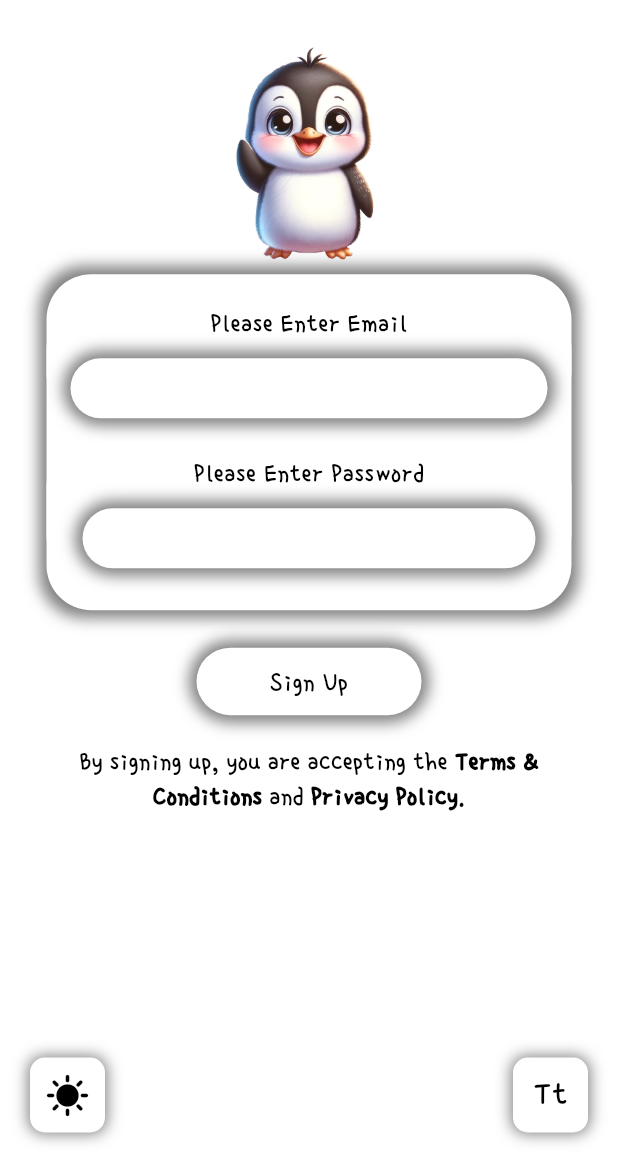
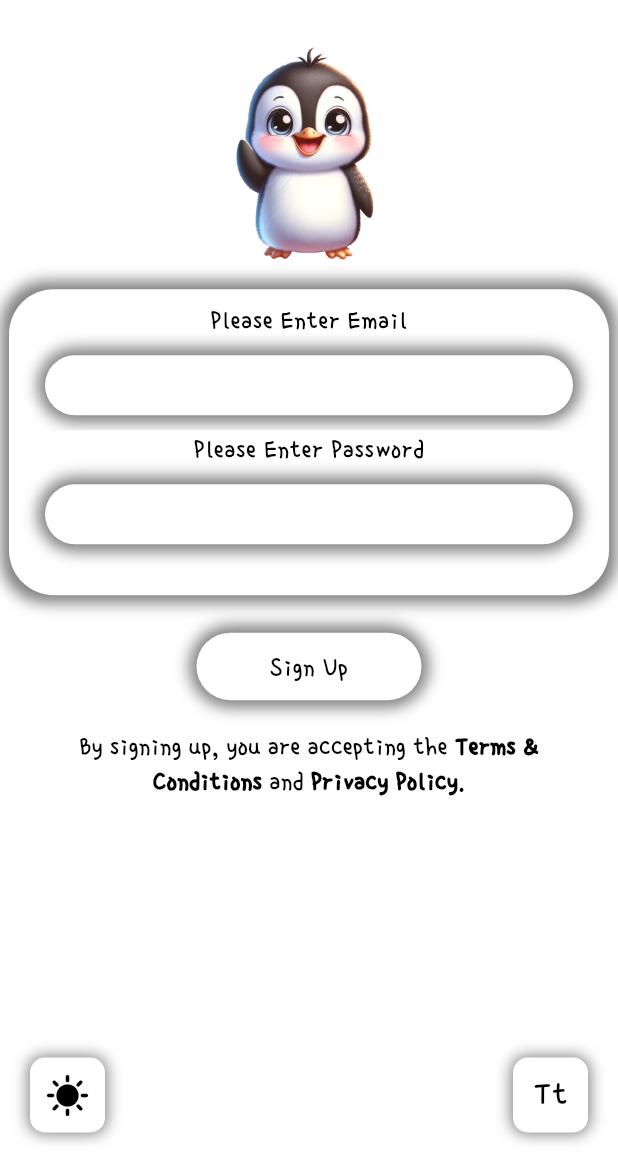
Before and after one commit to LeannaJane/BigFeelings, a Flutter app: the SignupMobile screen opened by its route, on a phone screen of 412 x 824 dp, the part 66-1236 px from its top. Run offline on Flutter 3.47's test engine with Material 3 defaults, Android fonts, the phone set to English and light mode, and no system bars; our stand-ins replace cloud_firestore, confetti, firebase_auth, firebase_core, flip_card, google_fonts and 4 more; accounts and stored records are empty; network calls fail; project files that could hold a hidden picture were left out.

Commit message:
Fixing text controller box padding issue.

```diff
--- a/big_feelings/lib/Pages/Auth/Sign up/signup_mobile.dart
+++ b/big_feelings/lib/Pages/Auth/Sign up/signup_mobile.dart
@@ -87,11 +87,11 @@ class _SignupMobileState extends State<SignupMobile> {
                     ],
                   ),
                 ),
+                const SizedBox(height: 10),
                 Container(
-                  width: 350,
-                  padding: const EdgeInsets.symmetric(
-                    vertical: 20,
-                  ),
+                  width: 400,
+                  padding: const EdgeInsets.only(
+                      right: 8, left: 8, top: 8, bottom: 26),
                   decoration: BoxDecoration(
                     borderRadius: BorderRadius.circular(30),
                     color: getContainerColor,
@@ -110,7 +110,10 @@ class _SignupMobileState extends State<SignupMobile> {
                     mainAxisSize: MainAxisSize.min,
                     children: [
                       Container(
-                        padding: const EdgeInsets.symmetric(horizontal: 16),
+                        padding: const EdgeInsets.only(
+                          right: 8,
+                          left: 8,
+                        ),
                         decoration: BoxDecoration(
                           color: getContainerColor,
                           borderRadius: BorderRadius.circular(30),
@@ -122,15 +125,14 @@ class _SignupMobileState extends State<SignupMobile> {
                             Text(
                               'Please Enter Email',
                               textAlign: TextAlign.center,
-                              style:
-                                  fontProvider.subheadinglogin(themeNotifier),
+                              style: fontProvider.desktoplogin(themeNotifier),
                             ),
                             const SizedBox(height: 10),
-                            Container(
+                            Padding(
+                              padding: const EdgeInsets.only(right: 8, left: 8),
+                              child: Container(
                                 width: 600,
                                 height: 40,
-                              padding: const EdgeInsets.symmetric(
-                                  vertical: 10.0, horizontal: 16.0),
                                 decoration: BoxDecoration(
                                   borderRadius: BorderRadius.circular(30),
                                   boxShadow: [
@@ -148,22 +150,25 @@ class _SignupMobileState extends State<SignupMobile> {
                                   keyboardType: TextInputType.emailAddress,
                                   cursorColor: cursorColor,
                                   style:
-                                    fontProvider.subheadinglogin(themeNotifier),
+                                      fontProvider.desktoplogin(themeNotifier),
                                   textAlignVertical: TextAlignVertical.center,
                                   decoration: const InputDecoration(
                                     border: InputBorder.none,
-                                  contentPadding: EdgeInsets.symmetric(
-                                    vertical: 12.0,
+                                    contentPadding: EdgeInsets.only(
+                                        left: 18, bottom: 14, right: 10),
                                   ),
                                 ),
                               ),
-                            ),
+                            )
                           ],
                         ),
                       ),
-                      const SizedBox(height: 16),
+                      const SizedBox(height: 10),
                       Container(
-                        padding: const EdgeInsets.all(8),
+                        padding: const EdgeInsets.only(
+                          right: 8,
+                          left: 8,
+                        ),
                         decoration: BoxDecoration(
                           color: getContainerColor,
                           borderRadius: BorderRadius.circular(30),
@@ -175,13 +180,12 @@ class _SignupMobileState extends State<SignupMobile> {
                             Text(
                               'Please Enter Password',
                               textAlign: TextAlign.center,
-                              style:
-                                  fontProvider.subheadinglogin(themeNotifier),
+                              style: fontProvider.desktoplogin(themeNotifier),
                             ),
                             const SizedBox(height: 10),
                             Padding(
-                              padding:
-                                  const EdgeInsets.symmetric(horizontal: 16),
+                              padding: const EdgeInsets.only(
+                                  right: 8, left: 8, bottom: 8),
                               child: Container(
                                 width: 600,
                                 height: 40,
@@ -201,13 +205,13 @@ class _SignupMobileState extends State<SignupMobile> {
                                   controller: _passwordController,
                                   obscureText: true,
                                   cursorColor: cursorColor,
-                                  style: fontProvider
-                                      .subheadinglogin(themeNotifier),
+                                  style:
+                                      fontProvider.desktoplogin(themeNotifier),
                                   textAlignVertical: TextAlignVertical.center,
                                   decoration: const InputDecoration(
                                     border: InputBorder.none,
-                                    contentPadding: EdgeInsets.symmetric(
-                                        vertical: 17.0, horizontal: 14.0),
+                                    contentPadding: EdgeInsets.only(
+                                        left: 18, bottom: 10, right: 10),
                                   ),
                                 ),
                               ),
--- a/big_feelings/lib/main.dart
+++ b/big_feelings/lib/main.dart
@@ -21,7 +21,9 @@ class MyApp extends StatelessWidget {
 
     return MaterialApp(
       title: 'Big Feelings',
-      theme: Provider.of<ThemeNotifier>(context).currentTheme,
+      theme: themeNotifier.currentTheme.copyWith(
+        textSelectionTheme: themeNotifier.textSelectionTheme,
+      ),
       home: const AuthenticationWrapper(),
       onGenerateRoute: generateRoute,
       themeMode: themeNotifier.currentTheme.brightness == Brightness.dark
```
Also changed, not shown: big_feelings/lib/Classes/theme_notifier.dart (+12 -0 lines), big_feelings/lib/Pages/Auth/Login/login_desktop.dart (+17 -15 lines), big_feelings/lib/Pages/Auth/Login/login_mobile.dart (+30 -25 lines), big_feelings/lib/Pages/Auth/Reset Password/reset_desktop.dart (+3 -6 lines), big_feelings/lib/Pages/Auth/Reset Password/reset_mobile.dart (+2 -5 lines), big_feelings/lib/Pages/Auth/Sign up/signup_desktop.dart (+25 -18 lines). Lines whose indentation alone changed are shown as unchanged.
